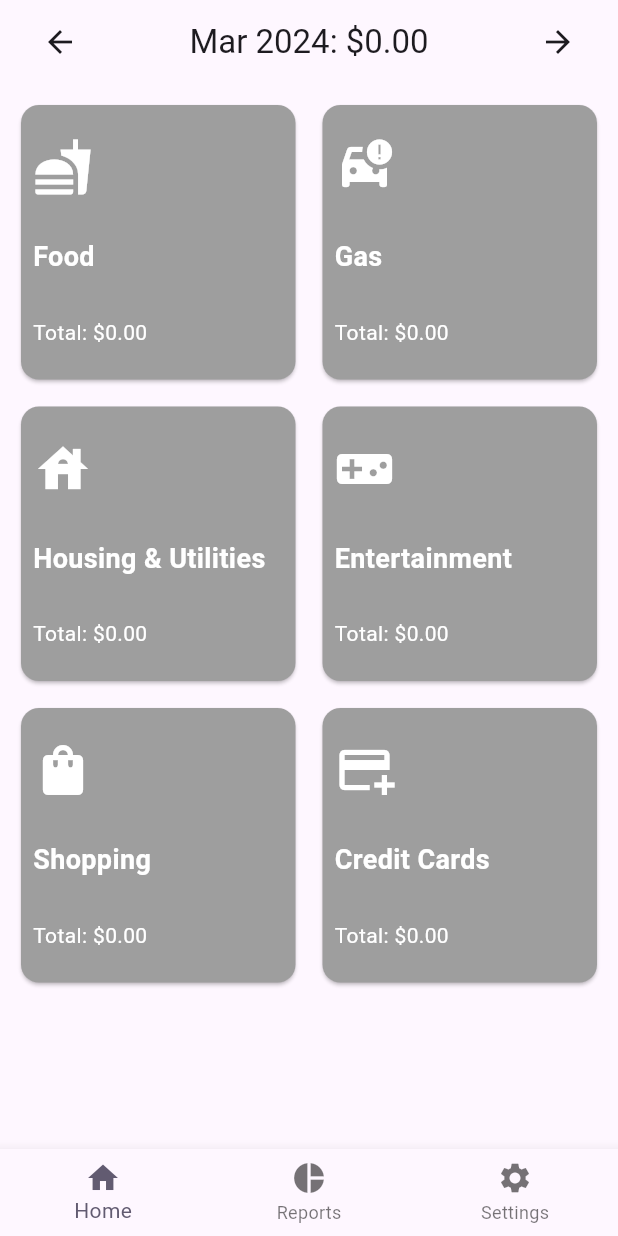
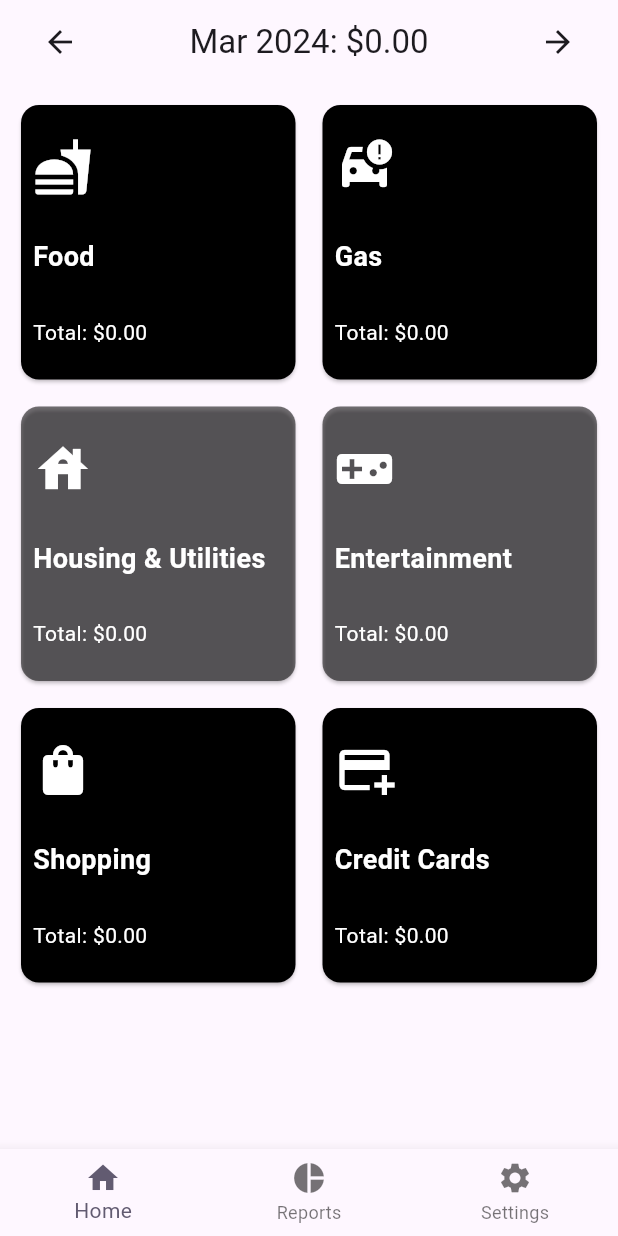
Before and after one commit to Sarfix5/MobileAppProj, a Flutter app: the screen it shows after launch, on a phone screen of 412 x 824 dp. Run offline on Flutter 3.47's test engine with Material 3 defaults, Android fonts, the phone set to English and light mode, and no system bars; our stand-ins replace fl_chart, sqflite; accounts and stored records are empty.

Commit message:
Big UI update, Pie Chart update, Added Borders.

```diff
--- a/lib/data_base.dart
+++ b/lib/data_base.dart
@@ -3,7 +3,7 @@ import 'dart:io' as io;
 import 'package:flutter/material.dart';
 import 'package:path_provider/path_provider.dart';
 import 'package:sqflite/sqflite.dart';
-import 'package:expense_tracker/home_screen.dart'; // Adjust based on your project structure
+import 'package:expense_tracker/home_screen.dart';
 
 class DatabaseHandler {
   static final DatabaseHandler _instance = DatabaseHandler.internal();
--- a/lib/home_screen.dart
+++ b/lib/home_screen.dart
@@ -39,12 +39,12 @@ class _HomeScreenState extends State<HomeScreen> {
   final DatabaseHandler dbHandler = DatabaseHandler();
   List<Expense> expenses = [];
   List<Category> categories = [
-    Category(id: 'c1', title: 'Food', icon: Icons.fastfood, color: Colors.grey),
-    Category(id: 'c2', title: 'Gas', icon: Icons.car_crash, color: Colors.grey),
-    Category(id: 'c3', title: 'Housing & Utilities', icon: Icons.house, color: Colors.grey),
-    Category(id: 'c4', title: 'Entertainment', icon: Icons.videogame_asset, color: Colors.grey),
-    Category(id: 'c5', title: 'Shopping', icon: Icons.shopping_bag, color: Colors.grey),
-    Category(id: 'c6', title: 'Credit Cards', icon: Icons.add_card, color: Colors.grey),
+    Category(id: 'c1', title: 'Food', icon: Icons.fastfood, color: Colors.black),
+    Category(id: 'c2', title: 'Gas', icon: Icons.car_crash, color: Colors.black),
+    Category(id: 'c3', title: 'Housing & Utilities', icon: Icons.house, color: Colors.black54),
+    Category(id: 'c4', title: 'Entertainment', icon: Icons.videogame_asset, color: Colors.black54),
+    Category(id: 'c5', title: 'Shopping', icon: Icons.shopping_bag, color: Colors.black),
+    Category(id: 'c6', title: 'Credit Cards', icon: Icons.add_card, color: Colors.black),
   ];
   DateTime currentMonth = DateTime.now();
 
--- a/pubspec.yaml
+++ b/pubspec.yaml
@@ -42,6 +42,7 @@ dependencies:
   intl: ^0.17.0
   table_calendar: ^3.0.3
   fl_chart: ^0.66.2
+  google_fonts: ^6.2.0
 
 dev_dependencies:
   flutter_test:
```
Also changed, not shown: lib/reports_screen.dart (+57 -20 lines), pubspec.lock.
